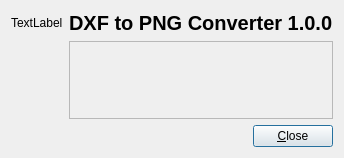
Old version of the form UI/aboutwindow.ui in the repository Jared-Gross/DXF-to-PNG-Converter.
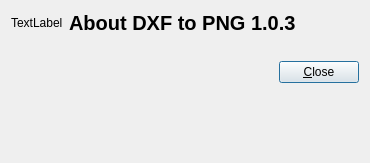
New version of the form.

Diff of the .ui file:
```diff
--- a/UI/aboutwindow.ui
+++ b/UI/aboutwindow.ui
@@ -6,8 +6,8 @@
    <rect>
     <x>0</x>
     <y>0</y>
-    <width>343</width>
-    <height>158</height>
+    <width>370</width>
+    <height>163</height>
    </rect>
   </property>
   <property name="windowTitle">
@@ -35,34 +35,15 @@
           </font>
          </property>
          <property name="text">
-          <string>DXF to PNG Converter 1.0.0</string>
+          <string>About DXF to PNG 1.0.3</string>
          </property>
         </widget>
        </item>
        <item>
-        <widget class="QScrollArea" name="scrollArea">
-         <property name="widgetResizable">
-          <bool>true</bool>
+        <widget class="QLabel" name="label_2">
+         <property name="text">
+          <string/>
          </property>
-         <widget class="QWidget" name="scrollAreaWidgetContents">
-          <property name="geometry">
-           <rect>
-            <x>0</x>
-            <y>0</y>
-            <width>255</width>
-            <height>66</height>
-           </rect>
-          </property>
-          <layout class="QVBoxLayout" name="verticalLayout_2">
-           <item>
-            <widget class="QLabel" name="label_2">
-             <property name="text">
-              <string/>
-             </property>
-            </widget>
-           </item>
-          </layout>
-         </widget>
         </widget>
        </item>
        <item>
```
